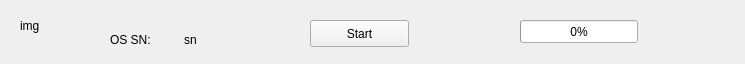
First picture: the form in burningdevice.ui, repository archerHe/heyuan, before the edit.
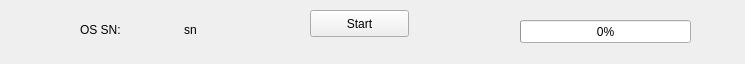
Second picture: the form after the edit.

```diff
--- a/burningdevice.ui
+++ b/burningdevice.ui
@@ -23,14 +23,14 @@
     </rect>
    </property>
    <property name="text">
-    <string>img</string>
+    <string/>
    </property>
   </widget>
   <widget class="QPushButton" name="btn_switch">
    <property name="geometry">
     <rect>
      <x>310</x>
-     <y>20</y>
+     <y>10</y>
      <width>99</width>
      <height>27</height>
     </rect>
@@ -44,7 +44,7 @@
     <rect>
      <x>520</x>
      <y>20</y>
-     <width>118</width>
+     <width>171</width>
      <height>23</height>
     </rect>
    </property>
@@ -52,12 +52,12 @@
     <number>0</number>
    </property>
   </widget>
-  <widget class="QWidget" name="">
+  <widget class="QWidget" name="layoutWidget">
    <property name="geometry">
     <rect>
-     <x>110</x>
-     <y>30</y>
-     <width>142</width>
+     <x>80</x>
+     <y>20</y>
+     <width>201</width>
      <height>19</height>
     </rect>
    </property>
```
